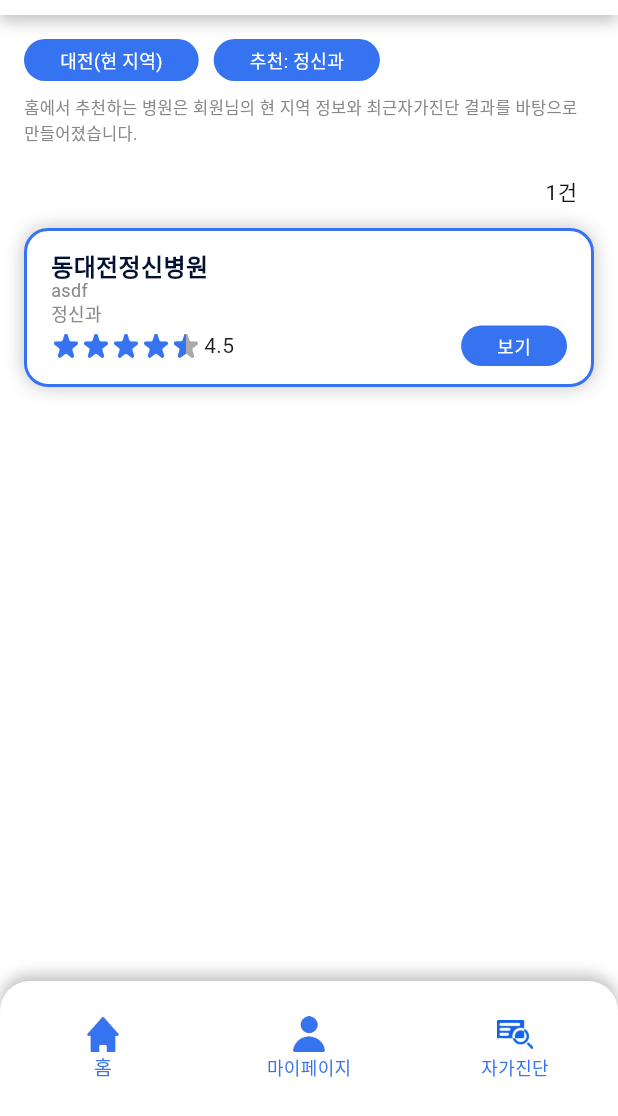
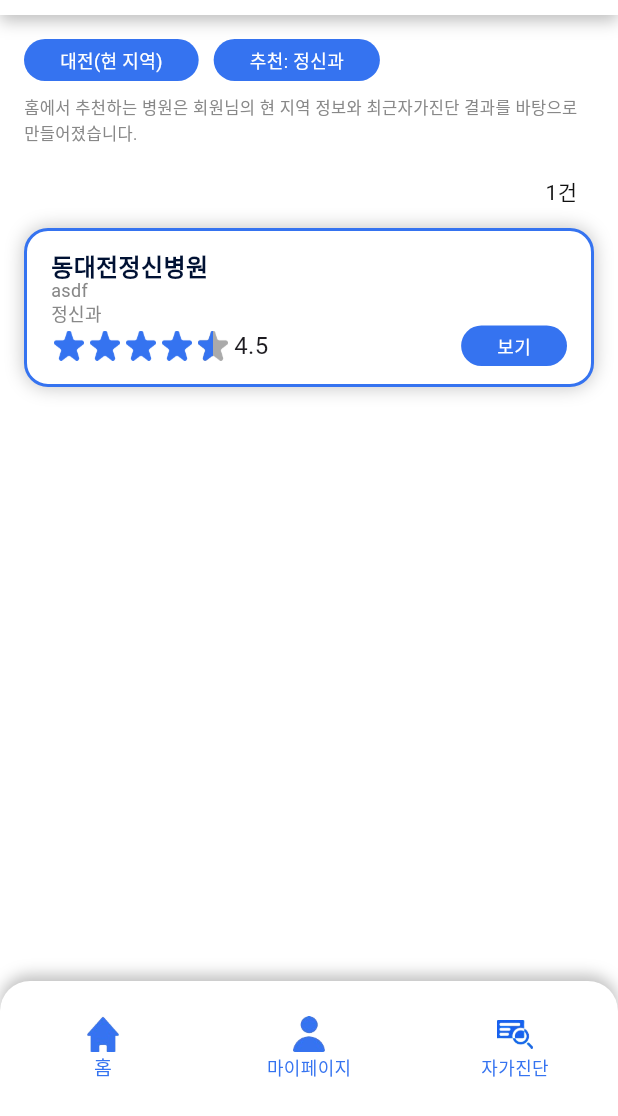
Before and after one commit to kimsee8200/Ambulancey-application, a Flutter app: the Root screen opened directly, on a phone screen of 412 x 824 dp, the part 120-1236 px from its top. Run offline on Flutter 3.47's test engine with Material 3 defaults, Android fonts, the phone set to English and light mode, and no system bars; Roboto replaces fonts that are missing (Pretendard).

Commit message:
refactor: refactor HospitalItem

```diff
--- a/lib/views/common/star.dart
+++ b/lib/views/common/star.dart
@@ -12,12 +12,12 @@ class Star extends StatelessWidget {
         ...List.generate(
           star.toInt(),
           growable: false,
-          (index) => Image.asset('assets/star.png', height: 16, width: 20)
+          (index) => Image.asset('assets/star.png', height: 20, width: 24)
         ),
         ...List.generate(
           5 - star.toInt(),
           growable: false,
-          (index) => Image.asset('assets/star.png', height: 16, width: 20, color: gray400)
+          (index) => Image.asset('assets/star.png', height: 20, width: 24, color: gray400)
         )
       ]
     ) :
@@ -26,21 +26,21 @@ class Star extends StatelessWidget {
         ...List.generate(
           star.floor(),
           growable: false,
-          (index) => Image.asset('assets/star.png', height: 16, width: 20)
+          (index) => Image.asset('assets/star.png', height: 20, width: 24)
         ),
         Stack(
           children: [
-            Image.asset('assets/star.png', height: 16, width: 20, color: gray400),
+            Image.asset('assets/star.png', height: 20, width: 24, color: gray400),
             ClipPath(
               clipper: LeftClipper(percent: star - star.floor()),
-              child: Image.asset('assets/star.png', height: 16, width: 20)
+              child: Image.asset('assets/star.png', height: 20, width: 24)
             )
           ]
         ),
         ...List.generate(
           4 - star.floor(),
           growable: false,
-          (index) => Image.asset('assets/star.png', height: 16, width: 20, color: gray400)
+          (index) => Image.asset('assets/star.png', height: 20, width: 24, color: gray400)
         )
       ]
     );
--- a/lib/views/hospital/hospital_item.dart
+++ b/lib/views/hospital/hospital_item.dart
@@ -49,7 +49,7 @@ class HospitalItem extends StatelessWidget {
               children: [
                 Star(star: data.star),
                 const SizedBox(width: 2),
-                Text('${data.star}'),
+                Text('${data.star}', style: const TextStyle(fontSize: 16, textBaseline: TextBaseline.ideographic)),
                 const Spacer(),
                 InkWell(
                   onTap: ()=>onTap(data.id),
```
